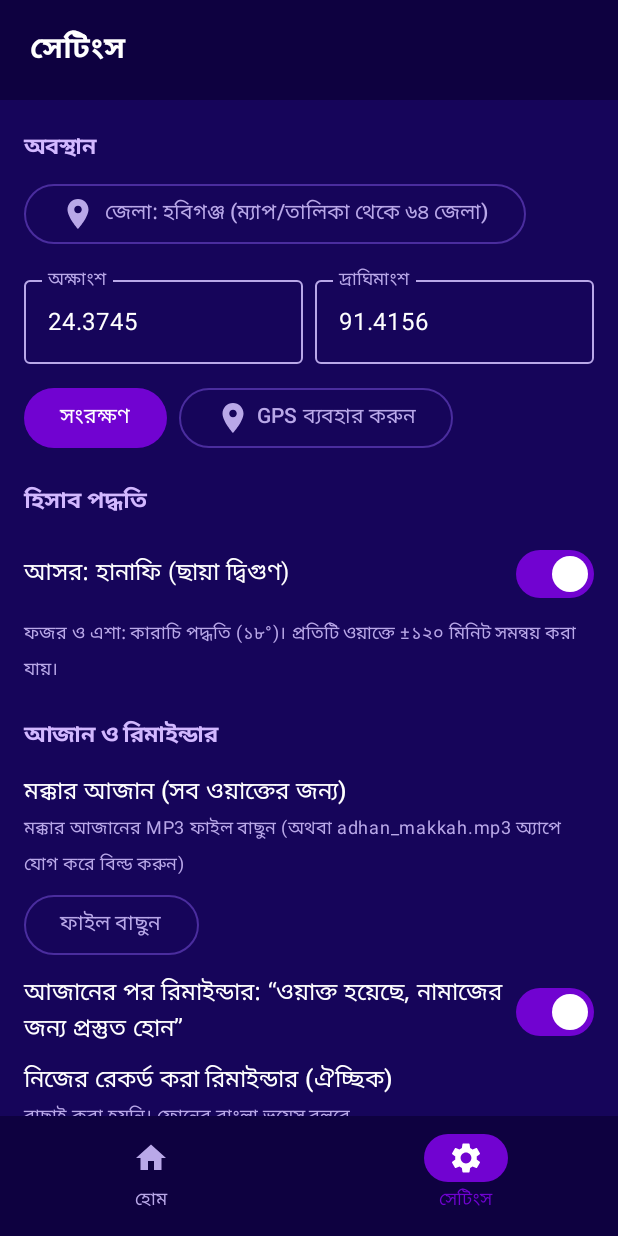
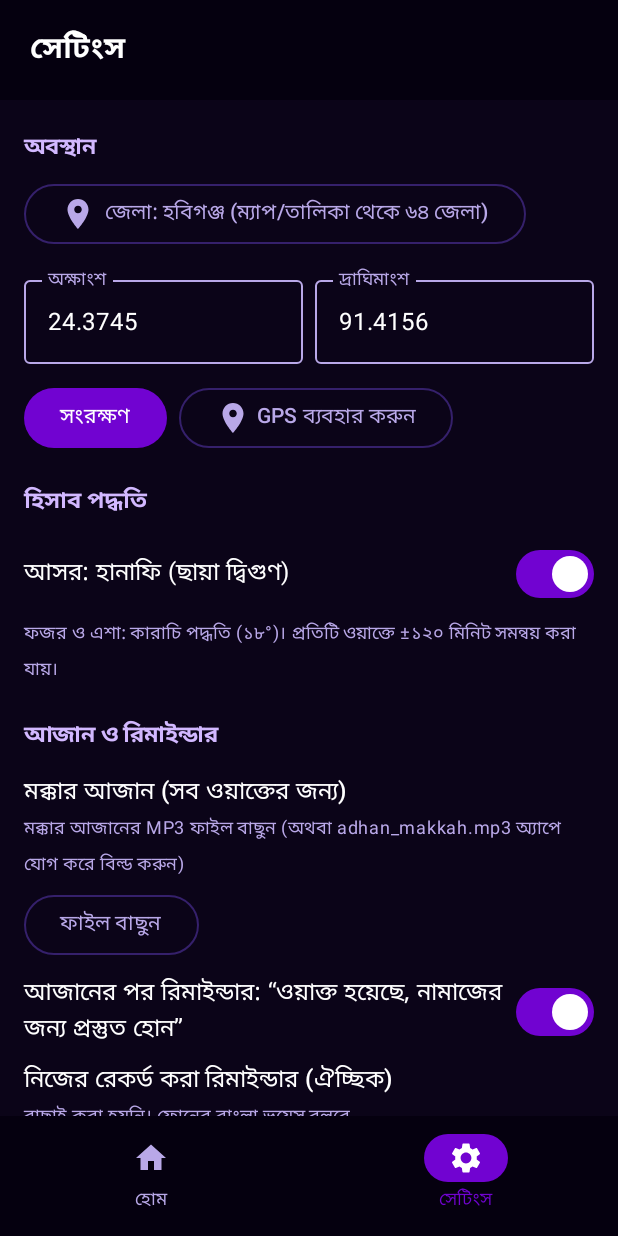
Before and after one commit to shabbir418125/pryeralarm, an Android app built with Jetpack Compose: the screen it shows after launch (MainActivity), item 2 of the bottom bar chosen, on a phone screen of 412 x 824 dp. Run offline under Robolectric (Android 15) with nearby library versions, the phone set to English and light mode, and no system bars.

Commit message:
Add files via upload

```diff
--- a/AutomaticPrayerAlarm/app/src/main/AndroidManifest.xml
+++ b/AutomaticPrayerAlarm/app/src/main/AndroidManifest.xml
@@ -8,6 +8,12 @@
     <uses-permission android:name="android.permission.RECEIVE_BOOT_COMPLETED" />
     <uses-permission android:name="android.permission.VIBRATE" />
     <uses-permission android:name="android.permission.ACCESS_COARSE_LOCATION" />
+
+    <queries>
+        <intent>
+            <action android:name="android.intent.action.TTS_SERVICE" />
+        </intent>
+    </queries>
 
     <application
         android:name=".PrayerApplication"
--- a/AutomaticPrayerAlarm/app/src/main/java/com/prayeralarm/app/Receivers.kt
+++ b/AutomaticPrayerAlarm/app/src/main/java/com/prayeralarm/app/Receivers.kt
@@ -13,7 +13,11 @@ class AlarmReceiver : BroadcastReceiver() {
                 .putExtra(EXTRA_PRAYER, id)
                 .putExtra(EXTRA_KIND, intent.getStringExtra(EXTRA_KIND) ?: Times.KIND_ADHAN)
                 .putExtra(EXTRA_MINUTES, intent.getIntExtra(EXTRA_MINUTES, 0))
-            ContextCompat.startForegroundService(context, svc)
+            try {
+                ContextCompat.startForegroundService(context, svc)
+            } catch (e: Exception) {
+                e.printStackTrace()
+            }
         }
         // chain: schedule the following prayer
         AlarmScheduler.scheduleNext(context)
--- a/AutomaticPrayerAlarm/app/src/main/java/com/prayeralarm/app/ui/PrayerApp.kt
+++ b/AutomaticPrayerAlarm/app/src/main/java/com/prayeralarm/app/ui/PrayerApp.kt
@@ -102,14 +102,14 @@ import java.util.Locale
 import kotlin.math.roundToInt
 
 // Colors taken from the purple studio background of the profile photo
-private val Deep = Color(0xFF0E0140)      // darkest edge of the photo background
-private val Bg = Color(0xFF16055A)        // app background
-private val CardBg = Color(0xFF2A0F82)    // normal card
-private val CardNext = Color(0xFF4B02B0)  // highlighted (next prayer) card
+private val Deep = Color(0xFF05000F)      // darkest edge of the photo background
+private val Bg = Color(0xFF0B0418)        // app background
+private val CardBg = Color(0xFF1A0B3A)    // normal card
+private val CardNext = Color(0xFF38098A)  // highlighted (next prayer) card
 private val Violet = Color(0xFF7103D1)    // bright glow of the photo background
 private val Lavender = Color(0xFFD2B8FF)  // accent text / icons on dark purple
 private val Muted = Color(0xFFB9A8E8)     // secondary text
-private val Outline = Color(0xFF4A2D9E)
+private val Outline = Color(0xFF35206B)
 
 class Actions(
     val pickMp3: (Prayer) -> Unit,
@@ -224,7 +224,7 @@ private fun HomeScreen(
         item {
             Column(
                 Modifier.fillMaxWidth()
-                    .background(Brush.verticalGradient(listOf(Deep, Violet)))
+                    .background(Brush.verticalGradient(listOf(Deep, Color(0xFF3A0A8C))))
                     .statusBarsPadding()
                     .padding(horizontal = 20.dp, vertical = 24.dp)
             ) {
@@ -261,6 +261,25 @@ private fun HomeScreen(
                         color = Color.White, fontSize = 40.sp, fontWeight = FontWeight.Light,
                     )
                     Text("বাকি", color = Color.White.copy(alpha = 0.85f), fontSize = 13.sp)
+                }
+            }
+        }
+        item {
+            val hCtx = LocalContext.current
+            val hasAdhan = settings.defaultAdhanPath != null ||
+                Prayer.entries.any { settings.customPath(it) != null } ||
+                hCtx.resources.getIdentifier("adhan_makkah", "raw", hCtx.packageName) != 0 ||
+                hCtx.resources.getIdentifier("adhan_default", "raw", hCtx.packageName) != 0
+            if (!hasAdhan) {
+                Card(
+                    modifier = Modifier.fillMaxWidth().padding(horizontal = 16.dp, vertical = 8.dp),
+                    shape = RoundedCornerShape(14.dp),
+                    colors = CardDefaults.cardColors(containerColor = Color(0xFF4A1A00)),
+                ) {
+                    Text(
+                        "আজানের কোনো MP3 ফাইল বাছাই করা নেই, তাই ওয়াক্তে আজান বাজবে না (শুধু ভয়েস/অ্যালার্ম টোন)। সেটিংস → \"মক্কার আজান\" থেকে MP3 বাছুন।",
+                        modifier = Modifier.padding(14.dp), fontSize = 13.sp, color = Color(0xFFFFD2B0),
+                    )
                 }
             }
         }
--- a/AutomaticPrayerAlarm/app/src/main/res/values/themes.xml
+++ b/AutomaticPrayerAlarm/app/src/main/res/values/themes.xml
@@ -1,9 +1,9 @@
 <?xml version="1.0" encoding="utf-8"?>
 <resources>
-    <color name="ic_bg">#5B0EBF</color>
+    <color name="ic_bg">#3A0A8C</color>
     <style name="Theme.PrayerAlarm" parent="android:Theme.Material.NoActionBar">
-        <item name="android:windowBackground">#16055A</item>
-        <item name="android:statusBarColor">#0E0140</item>
-        <item name="android:navigationBarColor">#0E0140</item>
+        <item name="android:windowBackground">#0B0418</item>
+        <item name="android:statusBarColor">#05000F</item>
+        <item name="android:navigationBarColor">#05000F</item>
     </style>
 </resources>
```
Also changed, not shown: AutomaticPrayerAlarm/app/src/main/java/com/prayeralarm/app/AdhanService.kt (+12 -1 lines), 1 other file.
